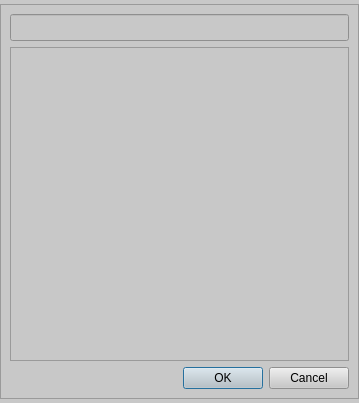
This is widget/editor/qwmlibselector.ui in alleindrach/QWellMan as Qt 5 draws it before an edit. The edited form follows.
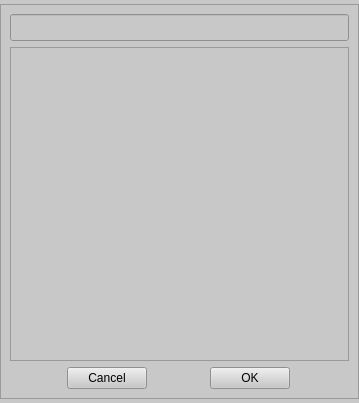
This is the edited form.

Diff of the .ui file:
```diff
--- a/widget/editor/qwmlibselector.ui
+++ b/widget/editor/qwmlibselector.ui
@@ -46,8 +46,6 @@
      <property name="frameShadow">
       <enum>QFrame::Raised</enum>
      </property>
-     <layout class="QVBoxLayout" name="verticalLayout_4">
-      <item>
        <layout class="QVBoxLayout" name="verticalLayout_3">
         <item>
          <layout class="QVBoxLayout" name="verticalLayout">
@@ -127,12 +125,42 @@
          </layout>
         </item>
         <item>
-         <widget class="QDialogButtonBox" name="buttonBox">
+       <layout class="QHBoxLayout" name="horizontalLayout">
+        <item>
+         <widget class="QPushButton" name="btnCancel">
+          <property name="sizePolicy">
+           <sizepolicy hsizetype="Fixed" vsizetype="Fixed">
+            <horstretch>0</horstretch>
+            <verstretch>0</verstretch>
+           </sizepolicy>
+          </property>
           <property name="styleSheet">
-           <string notr="true">color: rgb(0,0,0);</string>
+           <string notr="true">color:black</string>
           </property>
-          <property name="standardButtons">
-           <set>QDialogButtonBox::Cancel|QDialogButtonBox::Ok</set>
+          <property name="text">
+           <string>Cancel</string>
+          </property>
+          <property name="shortcut">
+           <string>Ctrl+C</string>
+          </property>
+         </widget>
+        </item>
+        <item>
+         <widget class="QPushButton" name="btnOK">
+          <property name="sizePolicy">
+           <sizepolicy hsizetype="Fixed" vsizetype="Fixed">
+            <horstretch>0</horstretch>
+            <verstretch>0</verstretch>
+           </sizepolicy>
+          </property>
+          <property name="styleSheet">
+           <string notr="true">color:black</string>
+          </property>
+          <property name="text">
+           <string>OK</string>
+          </property>
+          <property name="shortcut">
+           <string>Return</string>
           </property>
          </widget>
         </item>
```
Left out of the diff: 2 changed lines with no effect on the pictures. Lines whose indentation alone changed are shown as unchanged.
